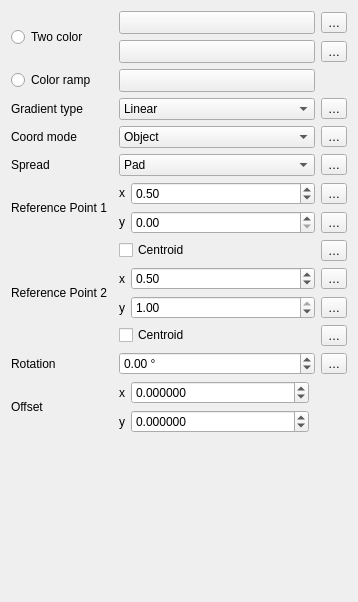
Before: the Qt Designer form src/ui/symbollayer/widget_gradientfill.ui in qgis/QGIS, drawn with Qt 5.
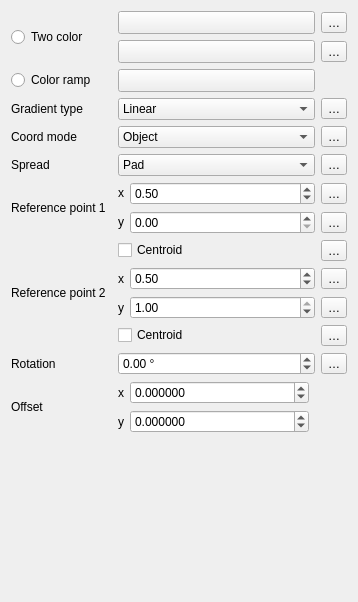
After: the same form once the commit is applied. Custom widgets are drawn as their Qt base class.

Diff of the .ui file:
```diff
--- a/src/ui/symbollayer/widget_gradientfill.ui
+++ b/src/ui/symbollayer/widget_gradientfill.ui
@@ -141,7 +141,7 @@
    <item row="12" column="0" rowspan="3">
     <widget class="QLabel" name="label_8">
      <property name="text">
-      <string>Reference Point 2</string>
+      <string>Reference point 2</string>
      </property>
      <property name="wordWrap">
       <bool>true</bool>
@@ -455,7 +455,7 @@
    <item row="6" column="0" rowspan="4">
     <widget class="QLabel" name="label">
      <property name="text">
-      <string>Reference Point 1</string>
+      <string>Reference point 1</string>
      </property>
      <property name="wordWrap">
       <bool>true</bool>
```
